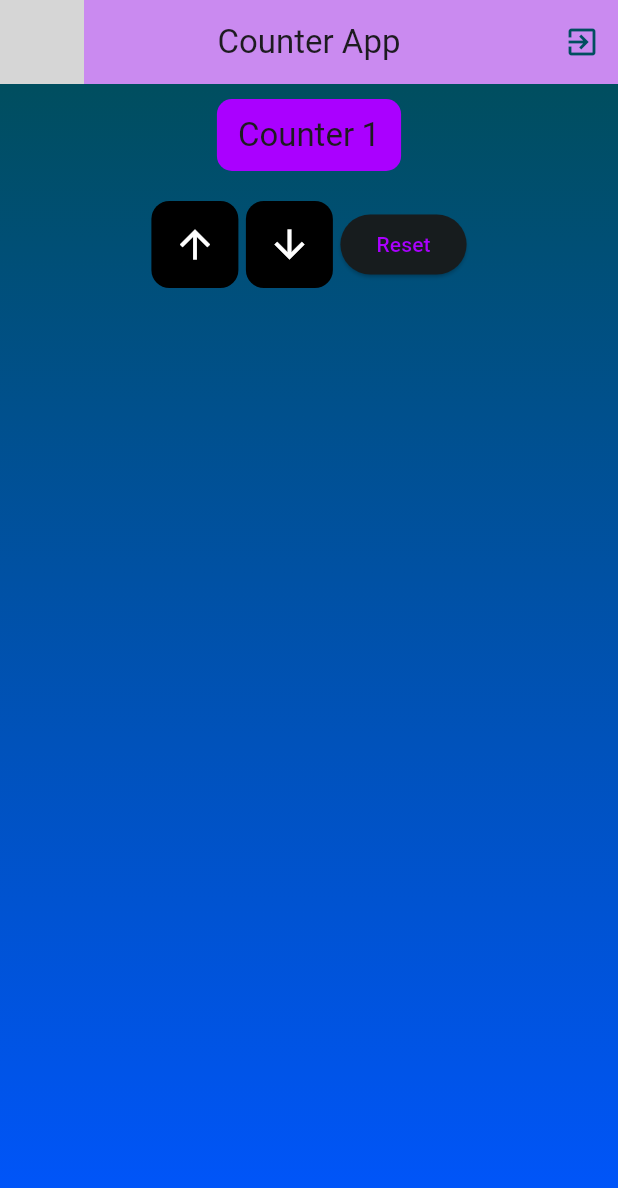
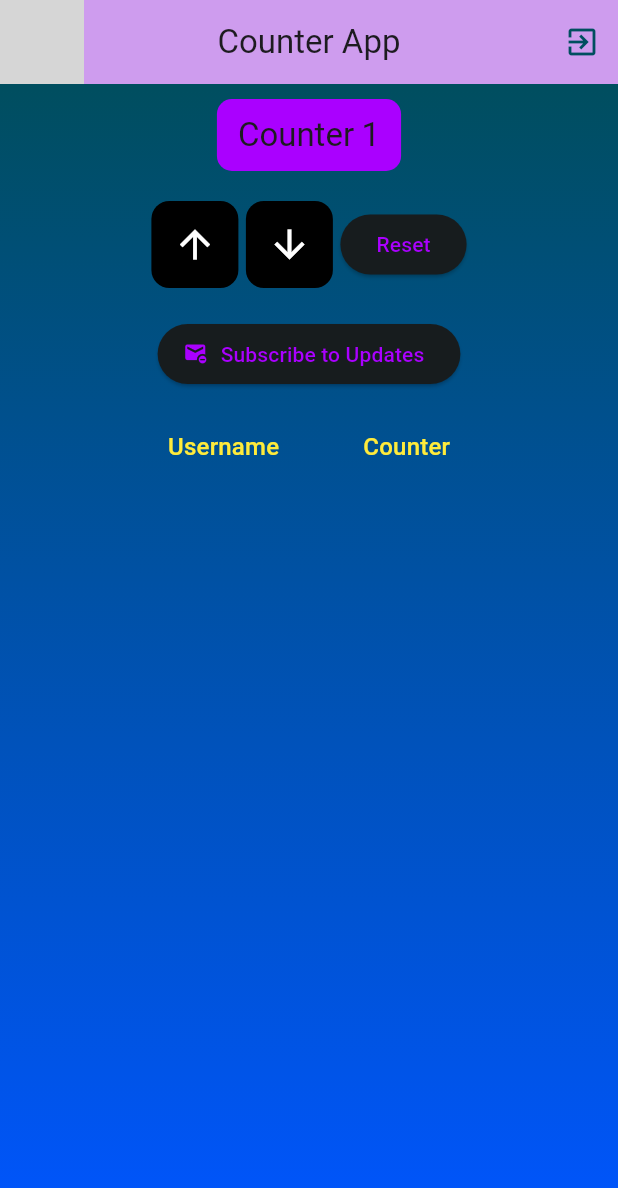
Before and after one commit to HeinrichvonStein/flutter-counter, a Flutter app: the screen it shows once a user with an empty profile is signed in, after a tap on the "arrow upward" icon, on a phone screen of 412 x 824 dp. Shown: the top 1188 px of the screen. Run offline on Flutter 3.47's test engine with Material 3 defaults, Android fonts, the phone set to English and light mode, and no system bars; our stand-ins replace flutter_svg, supabase_flutter; accounts and stored records are empty; network calls fail; statements that could not run were skipped; grey boxes are pictures that could not be loaded.

Commit message:
Add user counter table

```diff
--- /dev/null
+++ b/lib/models/counter.dart
@@ -0,0 +1,14 @@
+/// A model class to represent the counter object
+class Counter {
+  /// The counter value
+  final int counter;
+
+  /// The username of the user
+  final String username;
+
+  Counter({required this.counter, required this.username});
+
+  factory Counter.fromJson(Map<String, dynamic> json) {
+    return Counter(counter: json['counter'] as int, username: json['username'] as String);
+  }
+}
--- a/lib/screens/counter_screen.dart
+++ b/lib/screens/counter_screen.dart
@@ -1,4 +1,5 @@
 import 'package:flutter/material.dart';
+import 'package:flutter_counter/widgets/counter_table_widget.dart';
 import 'package:flutter_counter/widgets/counter_widget.dart';
 import 'package:flutter_svg/svg.dart';
 import 'package:supabase_flutter/supabase_flutter.dart';
@@ -13,7 +14,7 @@ class CounterScreen extends StatelessWidget {
     return Scaffold(
       appBar: AppBar(
         centerTitle: true,
-        backgroundColor: Theme.of(context).colorScheme.primary.withAlpha(100),
+        backgroundColor: Theme.of(context).colorScheme.primary.withAlpha(80),
         leading: SvgPicture.asset('assets/images/powersync-logo-icon.svg'),
         title: Text('Counter App', style: Theme.of(context).textTheme.titleLarge),
         actions: [
@@ -31,7 +32,9 @@ class CounterScreen extends StatelessWidget {
             end: Alignment.bottomCenter,
           ),
         ),
-        child: Column(children: [CounterWidget()]),
+        child: Column(
+          children: [CounterWidget(), const SizedBox(height: 20), CounterTableWidget()],
+        ),
       ),
     );
   }
--- /dev/null
+++ b/lib/widgets/counter_table_widget.dart
@@ -0,0 +1,158 @@
+import 'package:flutter/material.dart';
+import 'package:supabase_flutter/supabase_flutter.dart';
+
+import '../models/counter.dart';
+
+class CounterTableWidget extends StatefulWidget {
+  /// A widget that displays a table of users and their counters.
+  ///
+  /// This widget also allows users to subscribe or unsubscribe to realtime updates.
+  const CounterTableWidget({super.key});
+
+  @override
+  State<CounterTableWidget> createState() => _CounterTableWidgetState();
+}
+
+class _CounterTableWidgetState extends State<CounterTableWidget> {
+  /// The list of counters to display.
+  List<Counter> _counters = [];
+
+  /// The realtime channel for counter updates.
+  late RealtimeChannel _counterChannel;
+
+  /// A flag to indicate if the widget is loading data.
+  bool _isLoading = true;
+
+  /// A flag to indicate if the widget is subscribed to realtime updates.
+  bool _subscribed = false;
+
+  @override
+  void initState() {
+    super.initState();
+    _loadCounters();
+  }
+
+  @override
+  void dispose() {
+    _unsubscribe();
+    super.dispose();
+  }
+
+  /// Loads the counters from the database.
+  Future<void> _loadCounters() async {
+    final response = await Supabase.instance.client
+        .from('counter')
+        .select('username, counter')
+        .order('counter', ascending: false);
+
+    final data = response as List<dynamic>;
+
+    setState(() {
+      _counters = data.map((json) => Counter.fromJson(json)).toList();
+      _isLoading = false;
+    });
+  }
+
+  /// Subscribes to realtime updates for the counter table.
+  void _subscribeToCounterChanges() {
+    _counterChannel =
+        Supabase.instance.client
+            .channel('public:counter')
+            .onPostgresChanges(
+              event: PostgresChangeEvent.update,
+              schema: 'public',
+              table: 'counter',
+              callback: (payload) {
+                print('Realtime update received: $payload');
+                _loadCounters();
+              },
+            )
+            .subscribe();
+
+    setState(() {
+      _subscribed = true;
+    });
+    _showMessage('Subscribed to counter updates.');
+  }
+
+  /// Shows a message to the user.
+  void _showMessage(String message) {
+    if (!mounted) return;
+    ScaffoldMessenger.of(context).clearSnackBars();
+    ScaffoldMessenger.of(context).showSnackBar(
+      SnackBar(content: Text(message), showCloseIcon: true, duration: const Duration(seconds: 2)),
+    );
+  }
+
+  /// Unsubscribes from realtime updates for the counter table.
+  void _unsubscribe() {
+    if (_subscribed) {
+      Supabase.instance.client.removeChannel(_counterChannel);
+      setState(() {
+        _subscribed = false;
+      });
+      _showMessage('Unsubscribed to counter updates.');
+    }
+  }
+
+  @override
+  Widget build(BuildContext context) {
+    final theme = Theme.of(context);
+    // if (_isLoading) {
+    //   return const Center(child: CircularProgressIndicator());
+    // }
+
+    return Column(
+      children: [
+        ElevatedButton.icon(
+          onPressed: _subscribed ? _unsubscribe : _subscribeToCounterChanges,
+          icon: Icon(_subscribed ? Icons.unsubscribe_outlined : Icons.unsubscribe),
+          label: Text(_subscribed ? 'Unsubscribe from Updates' : 'Subscribe to Updates'),
+        ),
+        const SizedBox(height: 10),
+        _isLoading
+            ? const CircularProgressIndicator()
+            : SingleChildScrollView(
+              scrollDirection: Axis.horizontal,
+              child: DataTable(
+                sortColumnIndex: 1,
+                sortAscending: false,
+                columns: [
+                  DataColumn(
+                    label: Text(
+                      'Username',
+                      style: theme.textTheme.titleMedium!.copyWith(color: Colors.yellow),
+                    ),
+                  ),
+                  DataColumn(
+                    label: Text(
+                      'Counter',
+                      style: theme.textTheme.titleMedium!.copyWith(color: Colors.yellow),
+                    ),
+                    numeric: true,
+                  ),
+                ],
+                rows:
+                    _counters
+                        .map(
+                          (counter) => DataRow(
+                            cells: [
+                              DataCell(
+                                Text(counter.username, style: const TextStyle(color: Colors.white)),
+                              ),
+                              DataCell(
+                                Text(
+                                  counter.counter.toString(),
+                                  style: const TextStyle(color: Colors.white),
+                                ),
+                              ),
+                            ],
+                          ),
+                        )
+                        .toList(),
+              ),
+            ),
+      ],
+    );
+  }
+}
--- a/lib/widgets/counter_widget.dart
+++ b/lib/widgets/counter_widget.dart
@@ -1,9 +1,10 @@
 import 'package:flutter/material.dart';
+import 'package:supabase_flutter/supabase_flutter.dart';
 
 import 'counter_button_widget.dart';
 
 class CounterWidget extends StatefulWidget {
-  /// A widget that displays a counter and allows a user to increment or decrement it.
+  /// A widget that displays a counter and allows a user to increment, decrement or reset it.
   const CounterWidget({super.key});
 
   @override
@@ -13,6 +14,14 @@ class CounterWidget extends StatefulWidget {
 class _CounterWidgetState extends State<CounterWidget> {
   /// The current value of the counter.
   var _counter = 0;
+
+  /// Updates the counter in the database.
+  Future<void> _updateCounterInDB(int value) async {
+    await Supabase.instance.client
+        .from('counter')
+        .update({'counter': value})
+        .eq('user_id', Supabase.instance.client.auth.currentUser!.id);
+  }
 
   @override
   Widget build(BuildContext context) {
@@ -46,6 +55,7 @@ class _CounterWidgetState extends State<CounterWidget> {
               onPressed:
                   () => setState(() {
                     _counter++;
+                    _updateCounterInDB(_counter);
                   }),
             ),
             const SizedBox(width: 5),
@@ -55,6 +65,7 @@ class _CounterWidgetState extends State<CounterWidget> {
                   () => setState(() {
                     if (_counter > 0) {
                       _counter--;
+                      _updateCounterInDB(_counter);
                     }
                   }),
               increase: false,
@@ -64,6 +75,7 @@ class _CounterWidgetState extends State<CounterWidget> {
               onPressed: () {
                 setState(() {
                   _counter = 0;
+                  _updateCounterInDB(_counter);
                 });
               },
               child: Text('Reset'),
```
Also changed, not shown: 1 other file.
